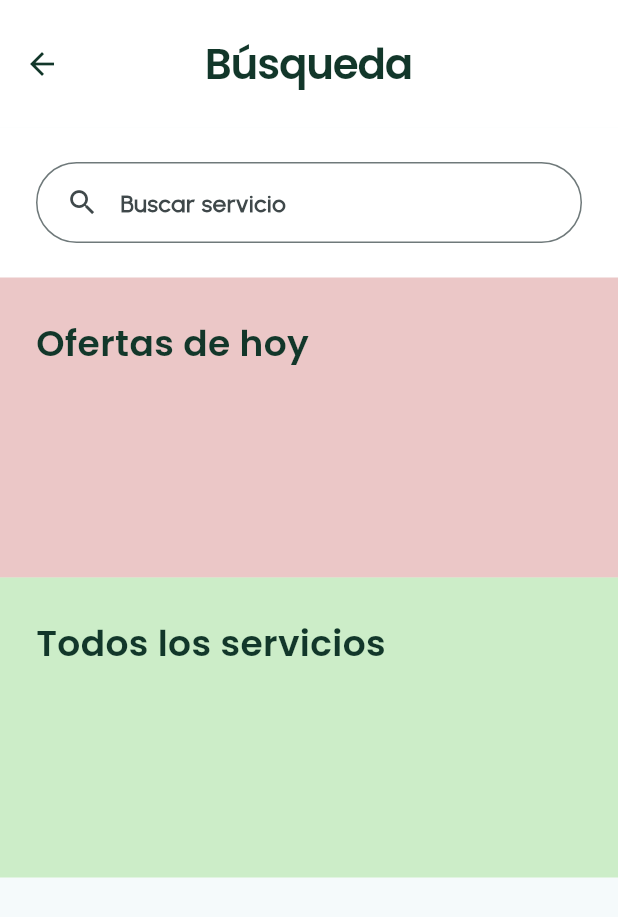
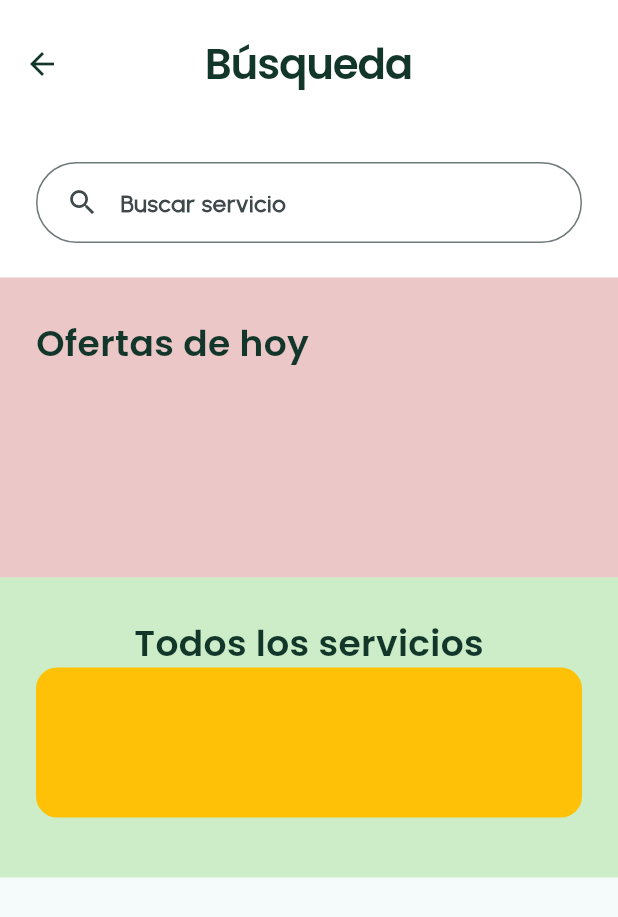
Before and after one commit to spricew/Keidot-Project, a Flutter app: the SearchScreen screen opened directly with empty values, on a phone screen of 412 x 824 dp. Shown: the top 917 px of the screen. Run offline on Flutter 3.47's test engine with Material 3 defaults, Android fonts, the phone set to English and light mode, and no system bars; our stand-ins replace file_picker, flutter_secure_storage, get; accounts and stored records are empty.

Commit message:
ultima commit hasta ahora

```diff
--- a/Keidot-Project/lib/presentation/screens/search_screen.dart
+++ b/Keidot-Project/lib/presentation/screens/search_screen.dart
@@ -58,14 +58,25 @@ class SearchScreen extends StatelessWidget {
                   color: Color.fromARGB(136, 169, 226, 155)),
               height: 200,
               width: double.infinity,
-              child: const Padding(
-                padding: EdgeInsets.only(top: 26, left: 24),
-                child: Text(
-                  'Todos los servicios',
-                  style: TextStyle(
-                      fontSize: 24,
-                      fontWeight: FontWeight.w600,
-                      color: darkGreen),
+              child: Padding(
+                padding: EdgeInsets.symmetric(vertical: 26, horizontal: 24),
+                child: Column(
+                  children: [
+                    Text(
+                      'Todos los servicios',
+                      style: TextStyle(
+                          fontSize: 24,
+                          fontWeight: FontWeight.w600,
+                          color: darkGreen),
+                    ),
+                    Container(
+                      height: 100,
+                      width: double.infinity,
+                      decoration: BoxDecoration(
+                          color: Colors.amber,
+                          borderRadius: BorderRadius.circular(14)),
+                    )
+                  ],
                 ),
               ),
             ),
```
Also changed, not shown: Keidot-Project/lib/main.dart (+5 -3 lines), Keidot-Project/lib/presentation/screens/account_screen.dart (added, +12 -0 lines).
